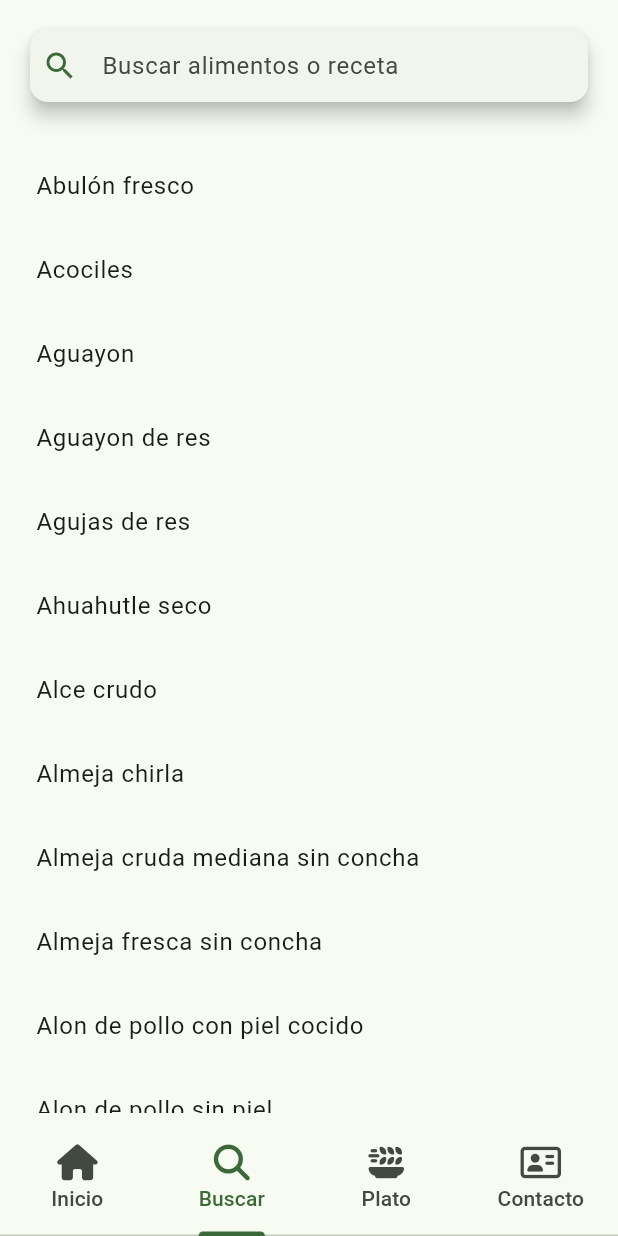
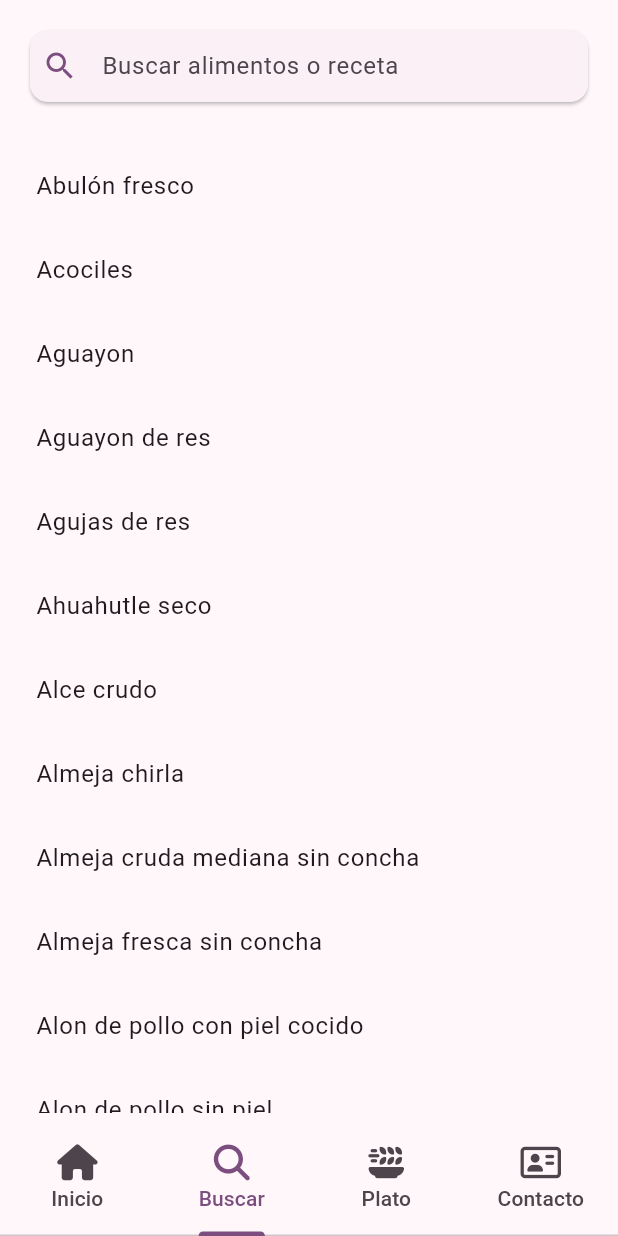
Before and after one commit to sazardev/nutriplato, a Flutter app: the screen it shows after launch, item 2 of the bottom bar chosen, on a phone screen of 412 x 824 dp. Run offline on Flutter 3.47's test engine with Material 2 defaults, Android fonts, the phone set to English and light mode, and no system bars; our stand-ins replace font_awesome_flutter.

Commit message:
Better search engine.

```diff
--- a/lib/main.dart
+++ b/lib/main.dart
@@ -15,7 +15,7 @@ class MyApp extends StatelessWidget {
       title: 'NutriPlato',
       theme: ThemeData(
         useMaterial3: true,
-        colorSchemeSeed: Colors.green,
+        colorSchemeSeed: Colors.purple,
       ),
       home: const Home(),
     );
--- a/lib/screens/search.dart
+++ b/lib/screens/search.dart
@@ -1,7 +1,10 @@
 import 'package:flutter/material.dart';
 import 'package:font_awesome_flutter/font_awesome_flutter.dart';
 import 'package:flutter/material.dart';
+import 'package:nutriplato/data/cereales.dart';
 import 'package:nutriplato/data/frutas.dart';
+import 'package:nutriplato/data/leguminosas.dart';
+import 'package:nutriplato/data/verduras.dart';
 import '../data/data.dart';
 import '../data/animals.dart';
 import '../models/food.dart';
@@ -21,7 +24,12 @@ class _Search extends State<Search> {
   @override
   void initState() {
     super.initState();
-    allFoods = animals; // o cualquier otra lista de alimentos que quieras usar
+    allFoods = [];
+    allFoods.addAll(animals);
+    allFoods.addAll(verduras);
+    allFoods.addAll(frutas);
+    allFoods.addAll(leguminosas);
+    allFoods.addAll(cereales);
     filteredFoods = allFoods;
   }
 
@@ -33,7 +41,7 @@ class _Search extends State<Search> {
           Padding(
             padding: const EdgeInsets.all(16.0),
             child: Card(
-              elevation: 5,
+              elevation: 1,
               child: Padding(
                 padding: const EdgeInsets.only(left: 8, right: 8),
                 child: SizedBox(
--- a/lib/widgets/cards/focus_card.dart
+++ b/lib/widgets/cards/focus_card.dart
@@ -12,8 +12,8 @@ class FocusCard extends StatelessWidget {
         decoration: BoxDecoration(
           gradient: LinearGradient(
             colors: [
-              Colors.green.shade400,
-              Colors.teal.shade400,
+              Colors.deepPurple.shade400,
+              Colors.purple.shade400,
             ],
             stops: const [
               0.0,
```
